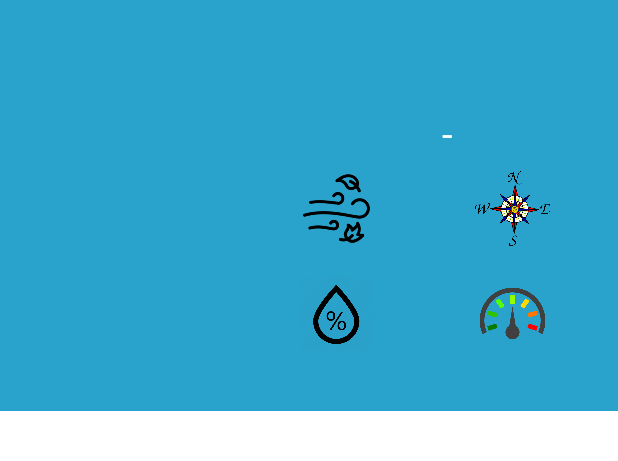
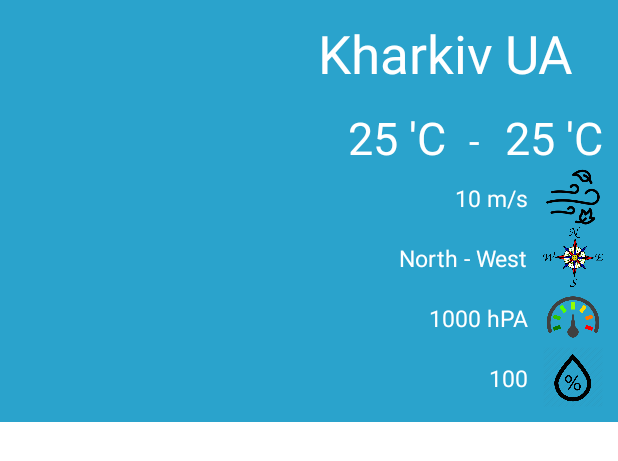
Before and after one commit to PoWeRedBye/TestRetrofit, an Android app: the layout combo_activity_1.xml on its own in the app's theme, with its tools: preview values and no code run, on a phone screen of 412 x 824 dp. Shown: the top 461 px of the screen. Run offline under Robolectric (Android 15) with nearby library versions, the phone set to English and light mode, and no system bars.

Commit message:
xml update

```diff
--- a/app/src/main/res/layout/combo_activity_1.xml
+++ b/app/src/main/res/layout/combo_activity_1.xml
@@ -29,168 +29,172 @@
 
     <TextView
         android:id="@+id/city_name_combo_1"
-        android:layout_width="200dp"
+        android:layout_width="wrap_content"
         android:layout_height="40dp"
-        android:layout_alignTop="@+id/current_temp_combo_1"
-        android:layout_marginLeft="6dp"
-        android:layout_marginStart="6dp"
-        android:layout_toEndOf="@+id/current_temp_combo_1"
-        android:layout_toRightOf="@+id/current_temp_combo_1"
+        android:text="Kharkiv"
         android:textAlignment="center"
         android:textSize="35sp"
-        android:textColor="#ffffff"/>
+        android:textColor="#ffffff"
+        android:layout_alignTop="@+id/current_temp_combo_1"
+        android:layout_alignRight="@+id/textView2"
+        android:layout_alignEnd="@+id/textView2" />
 
     <TextView
         android:id="@+id/country_code_combo_1"
-        android:layout_width="70dp"
+        android:layout_width="wrap_content"
         android:layout_height="40dp"
+        android:text="UA"
+        android:textAlignment="center"
+        android:textSize="35sp"
+        android:textColor="#ffffff"
         android:layout_alignBaseline="@+id/city_name_combo_1"
         android:layout_alignBottom="@+id/city_name_combo_1"
-        android:layout_toEndOf="@+id/city_name_combo_1"
-        android:layout_toRightOf="@+id/city_name_combo_1"
-        android:textAlignment="center"
-        android:textSize="35sp"
-        android:textColor="#ffffff"/>
+        android:layout_toRightOf="@+id/textView2"
+        android:layout_toEndOf="@+id/textView2" />
 
     <ImageView
         android:id="@+id/wind_speed_icon_combo_1"
-        android:layout_width="50dp"
-        android:layout_height="50dp"
-        android:layout_alignLeft="@+id/temp_min_text_combo_1"
-        android:layout_alignStart="@+id/temp_min_text_combo_1"
-        android:layout_below="@+id/temp_min_text_combo_1"
-        android:layout_marginTop="7dp"
-        android:background="@drawable/wind_icon" />
+        android:layout_width="40dp"
+        android:layout_height="40dp"
+        android:background="@drawable/wind_icon"
+        android:layout_below="@+id/temp_max_text_combo_1"
+        android:layout_alignLeft="@+id/wind_degree_icon_combo_1"
+        android:layout_alignStart="@+id/wind_degree_icon_combo_1" />
 
     <ImageView
         android:id="@+id/wind_degree_icon_combo_1"
-        android:layout_width="50dp"
-        android:layout_height="50dp"
-        android:layout_alignEnd="@+id/country_code_combo_1"
-        android:layout_alignRight="@+id/country_code_combo_1"
-        android:layout_alignTop="@+id/wind_speed_icon_combo_1"
-        android:layout_marginEnd="39dp"
-        android:layout_marginRight="39dp"
-        android:background="@drawable/compass_one" />
+        android:layout_width="40dp"
+        android:layout_height="40dp"
+        android:background="@drawable/compass_one"
+        android:layout_marginRight="10dp"
+        android:layout_marginEnd="10dp"
+        android:layout_below="@+id/wind_speed_icon_combo_1"
+        android:layout_alignParentRight="true"
+        android:layout_alignParentEnd="true" />
 
     <TextView
         android:id="@+id/temp_min_text_combo_1"
-        android:layout_width="80dp"
+        android:layout_width="wrap_content"
         android:layout_height="40dp"
-        android:layout_alignBaseline="@+id/textView2"
-        android:layout_alignBottom="@+id/textView2"
         android:layout_marginEnd="6dp"
         android:layout_marginRight="6dp"
-        android:layout_toLeftOf="@+id/textView2"
-        android:layout_toStartOf="@+id/textView2"
         android:textAlignment="center"
         android:textSize="30sp"
-        android:textColor="#ffffff"/>
+        android:textColor="#ffffff"
+        android:text="25 'C"
+        android:layout_alignTop="@+id/weather_status_combo_1"
+        android:layout_toLeftOf="@+id/textView2"
+        android:layout_toStartOf="@+id/textView2" />
 
     <TextView
         android:id="@+id/temp_max_text_combo_1"
-        android:layout_width="80dp"
+        android:layout_width="wrap_content"
         android:layout_height="40dp"
+        android:text="25 'C"
+        android:textAlignment="center"
+        android:textSize="30sp"
+        android:textColor="#ffffff"
         android:layout_alignBaseline="@+id/textView2"
         android:layout_alignBottom="@+id/textView2"
-        android:layout_alignLeft="@+id/wind_degree_icon_combo_1"
-        android:layout_alignStart="@+id/wind_degree_icon_combo_1"
-        android:textAlignment="center"
-        android:textSize="30sp"
-        android:textColor="#ffffff"/>
+        android:layout_alignRight="@+id/wind_speed_icon_combo_1"
+        android:layout_alignEnd="@+id/wind_speed_icon_combo_1" />
 
     <TextView
         android:id="@+id/textView2"
         android:layout_width="25dp"
         android:layout_height="25dp"
-        android:layout_alignTop="@+id/weather_status_combo_1"
-        android:layout_marginEnd="6dp"
-        android:layout_marginRight="6dp"
-        android:layout_toLeftOf="@+id/temp_max_text_combo_1"
-        android:layout_toStartOf="@+id/temp_max_text_combo_1"
+        android:layout_marginEnd="8dp"
+        android:layout_marginRight="8dp"
         android:text=" - "
         android:textAlignment="center"
         android:textSize="25sp"
-        android:textColor="#ffffff"/>
+        android:textColor="#ffffff"
+        android:layout_alignBaseline="@+id/temp_min_text_combo_1"
+        android:layout_alignBottom="@+id/temp_min_text_combo_1"
+        android:layout_toLeftOf="@+id/temp_max_text_combo_1"
+        android:layout_toStartOf="@+id/temp_max_text_combo_1" />
 
     <TextView
         android:id="@+id/wind_speed_text_combo_1"
-        android:layout_width="70dp"
-        android:layout_height="20dp"
-        android:layout_alignEnd="@+id/temp_min_text_combo_1"
-        android:layout_alignRight="@+id/temp_min_text_combo_1"
-        android:layout_below="@+id/wind_speed_icon_combo_1"
-        android:layout_marginEnd="19dp"
-        android:layout_marginRight="19dp"
+        android:layout_width="wrap_content"
+        android:layout_height="30dp"
         android:textAlignment="center"
+        android:text="10 m/s"
         android:textSize="15sp"
-        android:textColor="#ffffff"/>
+        android:textColor="#ffffff"
+        android:layout_above="@+id/wind_degree_icon_combo_1"
+        android:layout_alignLeft="@+id/textView2"
+        android:layout_alignStart="@+id/textView2" />
 
     <TextView
         android:id="@+id/wind_degree_text_combo_1"
-        android:layout_width="90dp"
-        android:layout_height="20dp"
-        android:layout_alignEnd="@+id/temp_max_text_combo_1"
-        android:layout_alignRight="@+id/temp_max_text_combo_1"
-        android:layout_below="@+id/wind_degree_icon_combo_1"
-        android:layout_marginEnd="8dp"
-        android:layout_marginRight="8dp"
+        android:layout_width="wrap_content"
+        android:layout_height="30dp"
         android:textAlignment="center"
+        android:text="North - West"
         android:textSize="15sp"
-        android:textColor="#ffffff"/>
+        android:textColor="#ffffff"
+        android:layout_above="@+id/pressure_icon_combo_1"
+        android:layout_alignRight="@+id/wind_speed_text_combo_1"
+        android:layout_alignEnd="@+id/wind_speed_text_combo_1" />
 
     <ImageView
         android:id="@+id/humidity_icon_combo_1"
-        android:layout_width="50dp"
-        android:layout_height="50dp"
-        android:layout_alignLeft="@+id/wind_speed_icon_combo_1"
-        android:layout_alignStart="@+id/wind_speed_icon_combo_1"
-        android:layout_below="@+id/wind_speed_text_combo_1"
-        android:background="@drawable/humidity" />
+        android:layout_width="40dp"
+        android:layout_height="40dp"
+        android:background="@drawable/humidity"
+        android:layout_below="@+id/pressure_icon_combo_1"
+        android:layout_alignLeft="@+id/pressure_icon_combo_1"
+        android:layout_alignStart="@+id/pressure_icon_combo_1" />
 
     <ImageView
         android:id="@+id/pressure_icon_combo_1"
-        android:layout_width="50dp"
-        android:layout_height="50dp"
+        android:layout_width="40dp"
+        android:layout_height="40dp"
+        android:background="@drawable/pressure"
+
+        android:layout_below="@+id/wind_degree_icon_combo_1"
         android:layout_alignLeft="@+id/wind_degree_icon_combo_1"
-        android:layout_alignStart="@+id/wind_degree_icon_combo_1"
-        android:layout_below="@+id/wind_degree_text_combo_1"
-        android:background="@drawable/pressure" />
+        android:layout_alignStart="@+id/wind_degree_icon_combo_1" />
 
     <TextView
         android:id="@+id/humidity_text_combo_1"
-        android:layout_width="50dp"
-        android:layout_height="20dp"
-        android:layout_alignLeft="@+id/humidity_icon_combo_1"
-        android:layout_alignStart="@+id/humidity_icon_combo_1"
-        android:layout_below="@+id/humidity_icon_combo_1"
+        android:layout_width="wrap_content"
+        android:layout_height="30dp"
         android:textAlignment="center"
+        android:text="100"
         android:textSize="15sp"
-        android:textColor="#ffffff"/>
+        android:textColor="#ffffff"
+        android:layout_alignBottom="@+id/humidity_icon_combo_1"
+        android:layout_alignRight="@+id/pressure_text_combo_1"
+        android:layout_alignEnd="@+id/pressure_text_combo_1" />
 
     <TextView
         android:id="@+id/pressure_text_combo_1"
-        android:layout_width="90dp"
-        android:layout_height="20dp"
-        android:layout_alignLeft="@+id/wind_degree_text_combo_1"
-        android:layout_alignStart="@+id/wind_degree_text_combo_1"
-        android:layout_below="@+id/pressure_icon_combo_1"
+        android:layout_width="wrap_content"
+        android:layout_height="30dp"
         android:textAlignment="center"
+        android:text="1000 hPA"
         android:textSize="15sp"
-        android:textColor="#ffffff"/>
+        android:textColor="#ffffff"
+        android:layout_above="@+id/humidity_icon_combo_1"
+        android:layout_alignRight="@+id/wind_speed_text_combo_1"
+        android:layout_alignEnd="@+id/wind_speed_text_combo_1" />
 
 
     <LinearLayout
         android:layout_width="match_parent"
         android:layout_height="match_parent"
-        android:layout_below="@+id/humidity_text_combo_1"
-        android:layout_marginTop="20dp"
-        android:background="#ffffff">
+        android:background="#ffffff"
+        android:layout_below="@+id/humidity_icon_combo_1"
+        android:layout_alignParentLeft="true"
+        android:layout_alignParentStart="true"
+        android:layout_marginTop="10dp">
 
         <android.support.v7.widget.RecyclerView
             android:id="@+id/recycler_view_combo"
             android:layout_width="match_parent"
-            android:layout_height="match_parent"
+            android:layout_height="wrap_content"
             android:layout_marginTop="0dp">
 
         </android.support.v7.widget.RecyclerView>
--- a/app/src/main/res/layout/item_2.xml
+++ b/app/src/main/res/layout/item_2.xml
@@ -61,7 +61,7 @@
 
             <TextView
                 android:id="@+id/city_check_name_item"
-                android:layout_width="250dp"
+                android:layout_width="200dp"
                 android:layout_height="60dp"
                 android:layout_marginTop="10dp"
                 android:textAlignment="center"
```
Also changed, not shown: app/src/main/res/layout/detail_list.xml (+42 -45 lines), app/src/main/res/layout/item_1.xml (+6 -3 lines), 2 other files.
